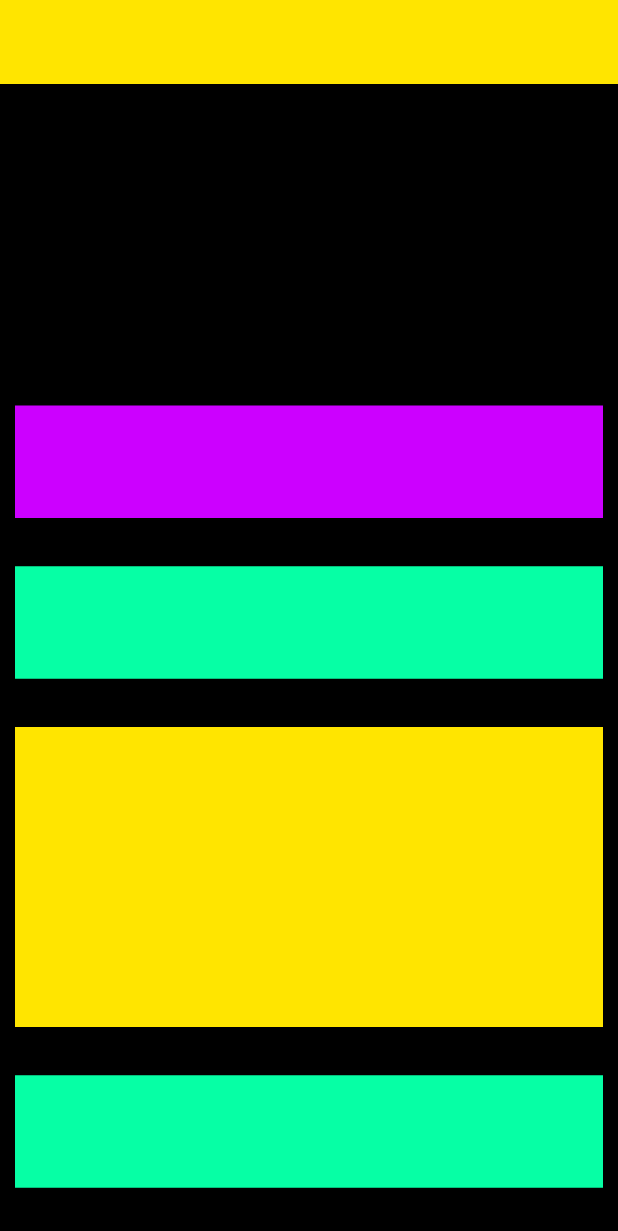
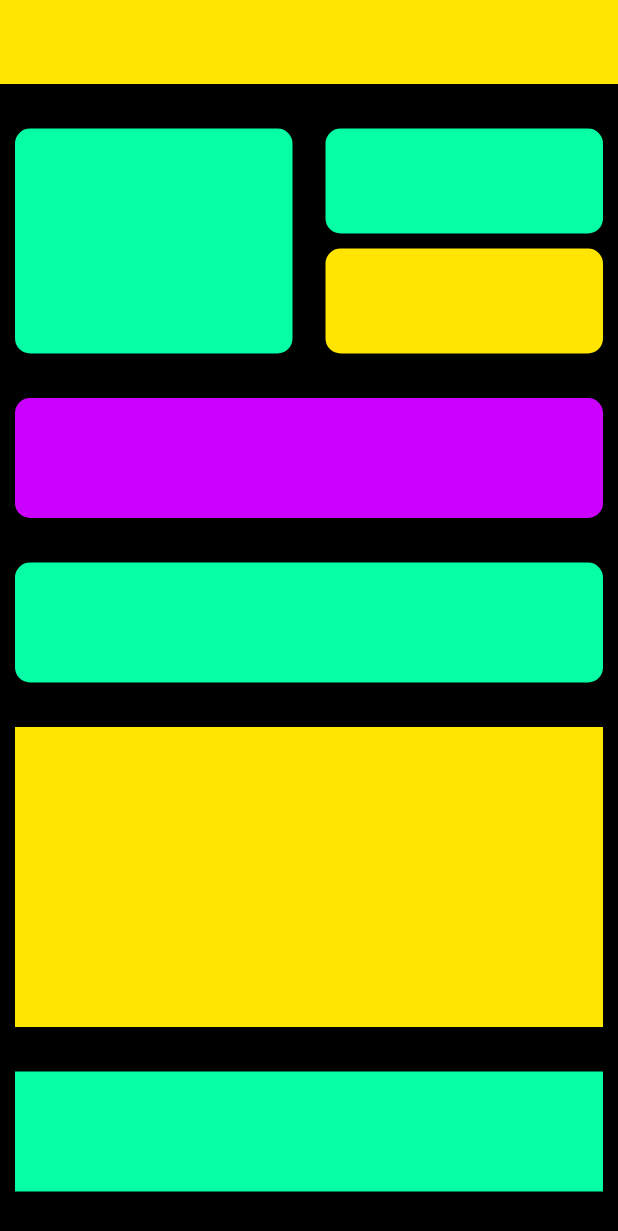
Before and after one commit to Sameemadhu16/Sample_Flutter_Apps, a Flutter app: the screen it shows after launch, on a phone screen of 412 x 824 dp. Shown: the top 1231 px of the screen. Run offline on Flutter 3.47's test engine with Material 3 defaults, Android fonts, the light colour scheme and no system bars.

Commit message:
add variable for the border radius

```diff
--- a/layout_design/lib/main.dart
+++ b/layout_design/lib/main.dart
@@ -6,6 +6,8 @@ void main() {
 
 class MyApp extends StatelessWidget {
   const MyApp({super.key});
+
+  final double borderRadius = 10;
 
   @override
   Widget build(BuildContext context) {
@@ -27,26 +29,56 @@ class MyApp extends StatelessWidget {
                   width: double.infinity,
                   height: 150,
                   child: Row(
+                    mainAxisAlignment: MainAxisAlignment.spaceBetween,
                     children: [
                       Container(
                         height: 150,
                         width: 185,
                         decoration: BoxDecoration(
-                          borderRadius: BorderRadius.all(Radius.circular(10))
-                        ),
-                      )
+                            borderRadius: BorderRadius.circular(borderRadius),
+                            color: Color(0xff06FFA5)),
+                      ),
+                      Column(
+                        mainAxisAlignment: MainAxisAlignment.spaceBetween,
+                        children: [
+                          Container(
+                            height: 70,
+                            width: 185,
+                            decoration: BoxDecoration(
+                              borderRadius: BorderRadius.circular(borderRadius),
+                              color: Color(0xff06FFA5),
+                            ),
+                          ),
+                          Container(
+                            height: 70,
+                            width: 185,
+                            decoration: BoxDecoration(
+                              borderRadius: BorderRadius.circular(borderRadius),
+                              color: Color(0xffFFE500),
+                            ),
+                          ),
+                        ],
+                      ),
                     ],
                   ),
                 ),
                 Container(
                   width: double.infinity,
-                  height: 75,
-                  color: const Color(0xffCC00FF),
+                  height: 80,
+                  // color: const Color(0xffCC00FF),
+                  decoration: BoxDecoration(
+                    borderRadius: BorderRadius.circular(borderRadius),
+                    color: Color(0xffCC00FF),
+                  ),
                 ),
                 Container(
                   width: double.infinity,
-                  height: 75,
-                  color: const Color(0xff06FFA5),
+                  height: 80,
+                  // color: const Color(0xff06FFA5),
+                  decoration: BoxDecoration(
+                    borderRadius: BorderRadius.circular(borderRadius),
+                    color: Color(0xff06FFA5),
+                  ),
                 ),
                 Container(
                   width: double.infinity,
@@ -55,7 +87,7 @@ class MyApp extends StatelessWidget {
                 ),
                 Container(
                   width: double.infinity,
-                  height: 75,
+                  height: 80,
                   color: const Color(0xff06FFA5),
                 ),
               ],
```
